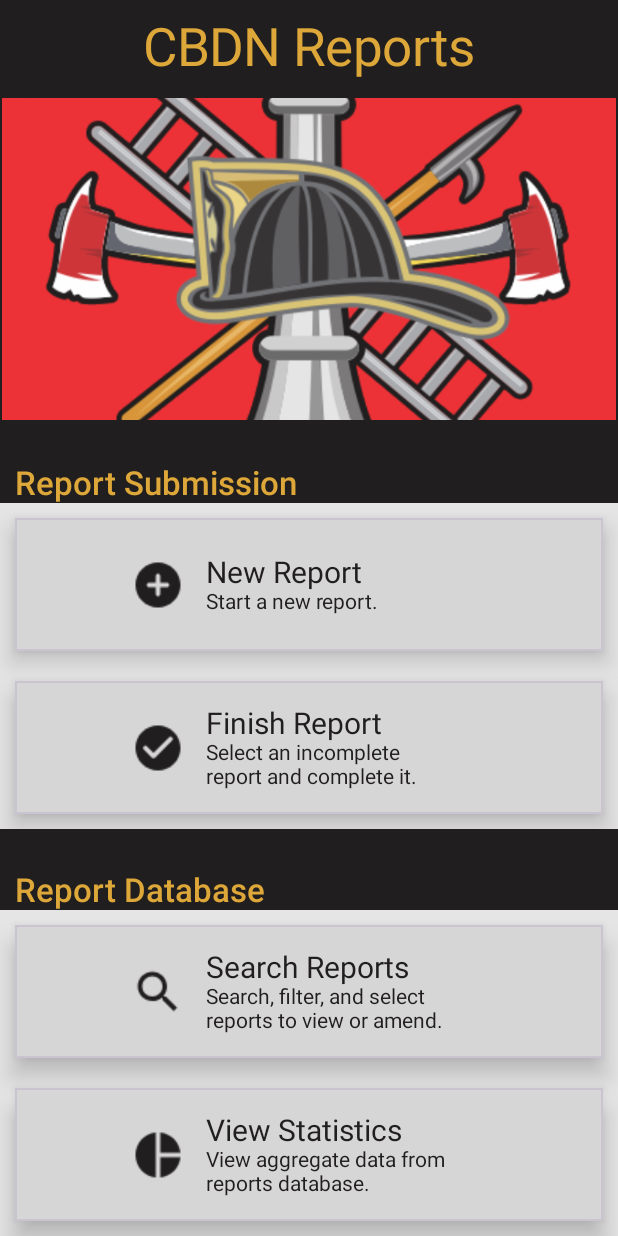
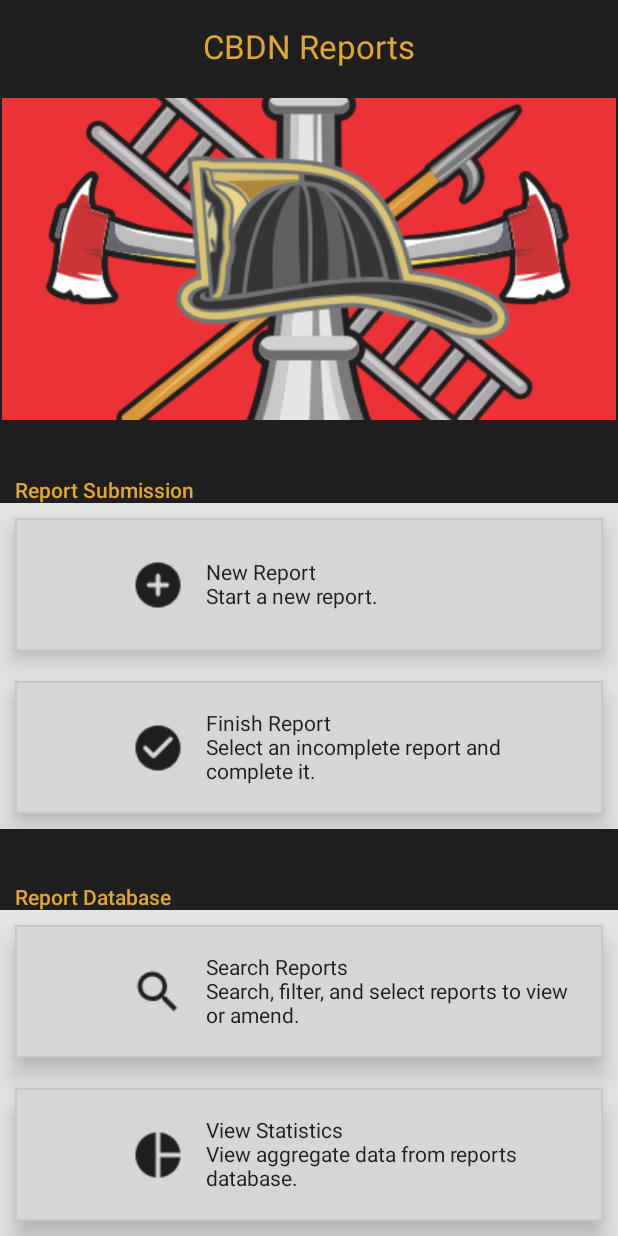
Before and after one commit to cbdnapp/Emergency-Response-App, an Android app built with Jetpack Compose: the screen it shows after launch (MainActivity), on a phone screen of 412 x 824 dp. Run offline under Robolectric (Android 15) with nearby library versions, the phone set to English and light mode, and no system bars; our stand-ins replace Firebase (no records; nobody signed in at launch, a user with empty details on screens opened directly); 2 statements that could not run were skipped.

Commit message:
Quick fixes to fontsizes and some padding issues for adaptability on smaller devices after testing on phone.

```diff
--- a/app/src/main/java/com/cbdn/reports/ui/theme/Type.kt
+++ b/app/src/main/java/com/cbdn/reports/ui/theme/Type.kt
@@ -12,30 +12,24 @@ val Typography = Typography(
     headlineLarge = TextStyle(
         fontFamily = FontFamily.Default,
         fontWeight = FontWeight.SemiBold,
-        fontSize = 22.sp,
-        lineHeight = 28.sp,
         letterSpacing = 0.sp,
         textAlign = TextAlign.Left,
         ),
     headlineMedium = TextStyle(
         fontFamily = FontFamily.Default,
         fontWeight = FontWeight.Normal,
-        fontSize = 18.sp,
-        lineHeight = 28.sp,
         letterSpacing = 0.sp,
         textAlign = TextAlign.Left,
         ),
     labelMedium = TextStyle(
         fontFamily = FontFamily.Default,
         fontWeight = FontWeight.Normal,
-        fontSize = 20.sp,
         letterSpacing = 0.sp,
         textAlign = TextAlign.Left,
     ),
     labelSmall = TextStyle(
         fontFamily = FontFamily.Default,
         fontWeight = FontWeight.Normal,
-        fontSize = 14.sp,
         letterSpacing = 0.sp,
         textAlign = TextAlign.Left,
     ),
--- a/app/src/main/java/com/cbdn/reports/ui/views/composables/MenuButton.kt
+++ b/app/src/main/java/com/cbdn/reports/ui/views/composables/MenuButton.kt
@@ -61,11 +61,14 @@ fun MenuButton(
                     )
                 }
             }
-            Box(modifier = Modifier.weight(.45f)) {
+            Box(modifier = Modifier.weight(.7f)) {
                 Column(
                     modifier = modifier
                         .fillMaxSize()
-                        .padding(start = dimensionResource(id = R.dimen.thin_spacing)),
+                        .padding(
+                            start = dimensionResource(id = R.dimen.thin_spacing),
+                            end = dimensionResource(id = R.dimen.moderate_spacing)
+                        ),
                     horizontalAlignment = Alignment.Start,
                     verticalArrangement = Arrangement.Center
                 ) {
@@ -81,7 +84,6 @@ fun MenuButton(
                     )
                 }
             }
-            Box(modifier = Modifier.weight(.25f)) {}
         }
     }
 }
```
Also changed, not shown: app/src/main/java/com/cbdn/reports/ui/views/App.kt (+7 -3 lines).
